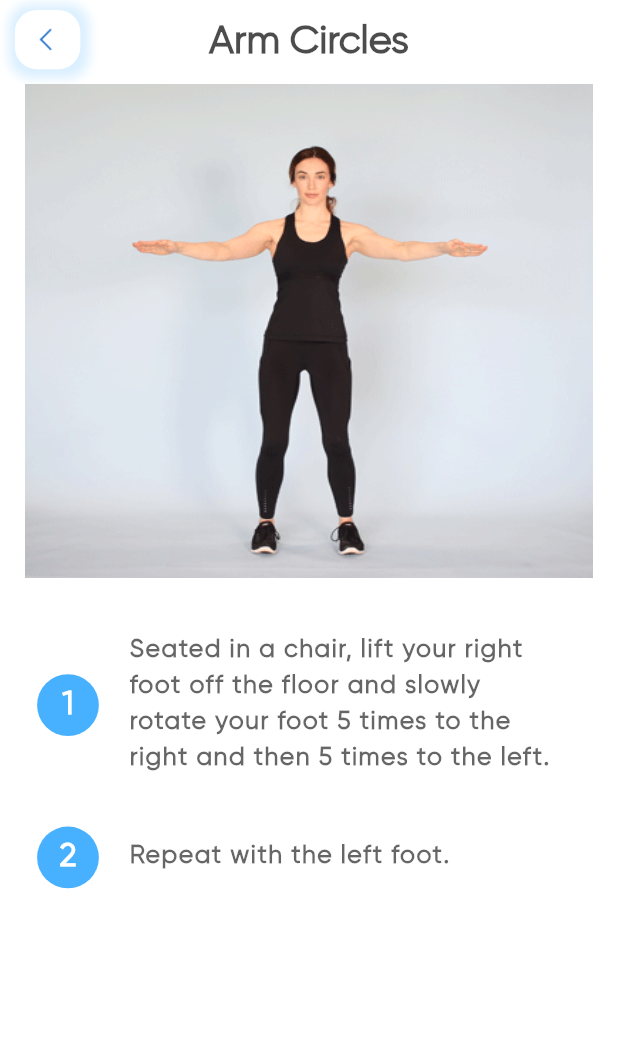
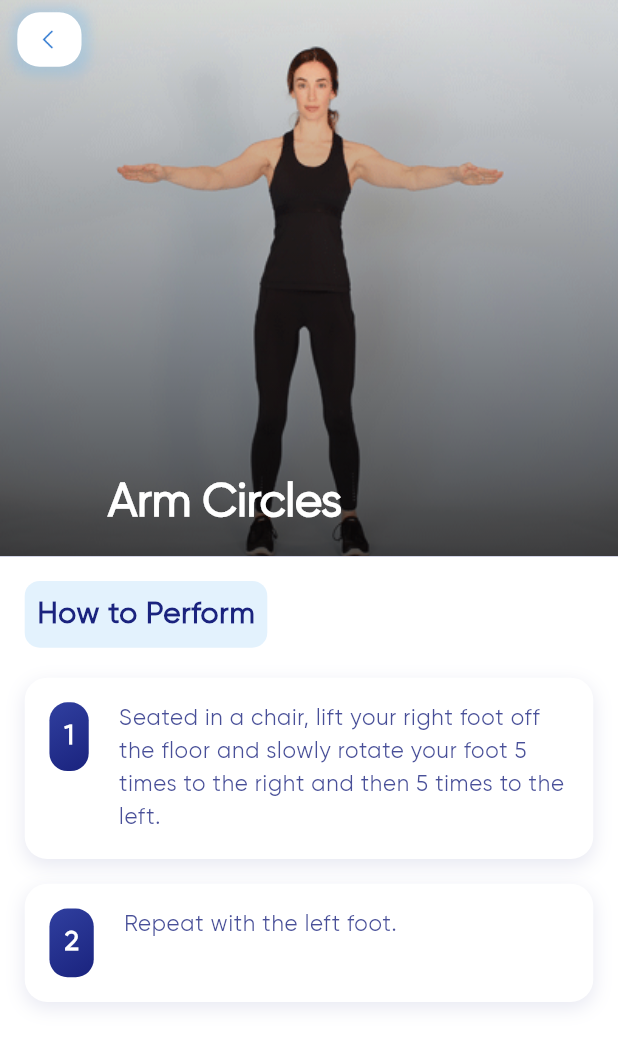
Before and after one commit to jamalihassan0307/elderly-Exercisec-App-with-sqflite-database, a Flutter app: the ExerciseDetailsPage screen opened directly with sample values from the repository, on a phone screen of 412 x 824 dp. Shown: the top 1046 px of the screen. Run offline on Flutter 3.47's test engine with Material 3 defaults, Android fonts, the light colour scheme and no system bars; our stand-ins replace audioplayers, flutter_local_notifications, sqflite, timezone; missing offline and left inert: android_alarm_manager_plus; accounts and stored records are empty; Roboto replaces fonts that are missing (Gilroy).

Commit message:
update ExerciseDetailsPage

```diff
--- a/lib/Screens/home/exercise_details_page.dart
+++ b/lib/Screens/home/exercise_details_page.dart
@@ -7,85 +7,166 @@ import 'package:flutter/material.dart';
 
 class ExerciseDetailsPage extends StatelessWidget {
   final Exercise exercise;
-  const ExerciseDetailsPage({Key? key, required this.exercise})
-      : super(key: key);
+  const ExerciseDetailsPage({Key? key, required this.exercise}) : super(key: key);
 
   @override
   Widget build(BuildContext context) {
     return Scaffold(
-      appBar: AppBar(
-        backgroundColor: white,
-        elevation: 0,
-        centerTitle: true,
+      body: CustomScrollView(
+        physics: const BouncingScrollPhysics(),
+        slivers: [
+          _buildSliverAppBar(),
+          SliverToBoxAdapter(
+            child: _buildContent(),
+          ),
+        ],
+      ),
+    );
+  }
+
+  Widget _buildSliverAppBar() {
+    return SliverAppBar(
+      expandedHeight: 45 * SizeConfig.height!,
+      floating: false,
+      pinned: true,
+      stretch: true,
+      backgroundColor: const Color(0xFF1A237E),
+      leading: Builder(
+        builder: (context) => Padding(
+          padding: EdgeInsets.all(SizeConfig.height! * 0.2),
+          child: CustomCircleButton(
+            onTap: () => Navigator.pop(context),
+            imagePath: 'back.png',
+          ),
+        ),
+      ),
+      flexibleSpace: FlexibleSpaceBar(
         title: Text(
           exercise.name,
           style: TextStyle(
-            color: black.withOpacity(0.7),
-            fontSize: 3.2 * SizeConfig.text!,
+            color: white,
+            fontSize: 2.5 * SizeConfig.text!,
             fontWeight: FontWeight.bold,
           ),
         ),
-        leadingWidth: 6.5 * SizeConfig.height!,
-        leading: CustomCircleButton(
-          onTap: () {
-            Navigator.pop(context);
-          },
-          imagePath: 'back.png',
+        background: Stack(
+          fit: StackFit.expand,
+          children: [
+            Hero(
+              tag: 'exercise_image_${exercise.name}',
+              child: Image.asset(
+                exercise.imagePath,
+                fit: BoxFit.cover,
               ),
             ),
-      body: SafeArea(
-        child: Padding(
-          padding: EdgeInsets.symmetric(horizontal: 2 * SizeConfig.height!),
-          child: ListView(
-            children: [
-              Image.asset(
-                exercise.imagePath,
-                height: 40 * SizeConfig.height!,
-                fit: BoxFit.fill,
-              ),
-              h20,
-              for (int i = 0; exercise.steps.length > i; i++)
             Container(
-                  margin: EdgeInsets.symmetric(
-                    vertical: 2 * SizeConfig.height!,
-                    horizontal: 1 * SizeConfig.height!,
-                  ),
-                  child: Row(
-                    crossAxisAlignment: CrossAxisAlignment.center,
-                    children: [
-                      CircleAvatar(
-                        radius: 2.5 * SizeConfig.height!,
-                        child: Text(
-                          '${i + 1}',
-                          style: TextStyle(
-                            color: white,
-                            fontSize: 2.6 * SizeConfig.text!,
-                            fontWeight: FontWeight.bold,
-                          ),
-                        ),
-                        backgroundColor: blue,
-                      ),
-                      w20,
-                      Container(
-                        width: 35 * SizeConfig.height!,
-                        color: white,
-                        child: Text(
-                          exercise.steps[i],
-                          style: TextStyle(
-                            color: black.withOpacity(0.6),
-                            letterSpacing: 1,
-                            fontSize: 2 * SizeConfig.text!,
-                            fontWeight: FontWeight.w700,
+              decoration: BoxDecoration(
+                gradient: LinearGradient(
+                  begin: Alignment.topCenter,
+                  end: Alignment.bottomCenter,
+                  colors: [
+                    Colors.transparent,
+                    Colors.black.withOpacity(0.7),
+                  ],
                 ),
               ),
             ),
           ],
         ),
-                )
+      ),
+    );
+  }
+
+  Widget _buildContent() {
+    return Padding(
+      padding: EdgeInsets.all(2 * SizeConfig.height!),
+      child: Column(
+        crossAxisAlignment: CrossAxisAlignment.start,
+        children: [
+          _buildSectionTitle('How to Perform'),
+          h20,
+          ...List.generate(
+            exercise.steps.length,
+            (index) => _buildStepItem(index),
+          ),
         ],
       ),
+    );
+  }
+
+  Widget _buildSectionTitle(String title) {
+    return Container(
+      padding: EdgeInsets.symmetric(
+        horizontal: 2 * SizeConfig.width!,
+        vertical: SizeConfig.height!,
+      ),
+      decoration: BoxDecoration(
+        color: const Color(0xFFE3F2FD),
+        borderRadius: BorderRadius.circular(10),
+      ),
+      child: Text(
+        title,
+        style: TextStyle(
+          color: const Color(0xFF1A237E),
+          fontSize: 2.4 * SizeConfig.text!,
+          fontWeight: FontWeight.bold,
+          letterSpacing: 0.5,
         ),
       ),
     );
   }
+
+  Widget _buildStepItem(int index) {
+    return Container(
+      margin: EdgeInsets.only(bottom: 2 * SizeConfig.height!),
+      padding: EdgeInsets.all(2 * SizeConfig.height!),
+      decoration: BoxDecoration(
+        color: white,
+        borderRadius: BorderRadius.circular(15),
+        boxShadow: [
+          BoxShadow(
+            color: const Color(0xFF1A237E).withOpacity(0.1),
+            blurRadius: 10,
+            offset: const Offset(0, 4),
+          ),
+        ],
+      ),
+      child: Row(
+        crossAxisAlignment: CrossAxisAlignment.start,
+        children: [
+          Container(
+            padding: EdgeInsets.all(1.2 * SizeConfig.height!),
+            decoration: BoxDecoration(
+              gradient: const LinearGradient(
+                colors: [Color(0xFF303F9F), Color(0xFF1A237E)],
+                begin: Alignment.topLeft,
+                end: Alignment.bottomRight,
+              ),
+              borderRadius: BorderRadius.circular(12),
+            ),
+            child: Text(
+              '${index + 1}',
+              style: TextStyle(
+                color: white,
+                fontSize: 2.2 * SizeConfig.text!,
+                fontWeight: FontWeight.bold,
+              ),
+            ),
+          ),
+          w20,
+          Expanded(
+            child: Text(
+              exercise.steps[index],
+              style: TextStyle(
+                color: const Color(0xFF1A237E).withOpacity(0.8),
+                fontSize: 1.8 * SizeConfig.text!,
+                height: 1.5,
+                letterSpacing: 0.5,
+              ),
+            ),
+          ),
+        ],
+      ),
+    );
   }
+}
```
Also changed, not shown: lib/Screens/home/complete_page.dart (+191 -108 lines). Lines whose indentation alone changed are shown as unchanged.
